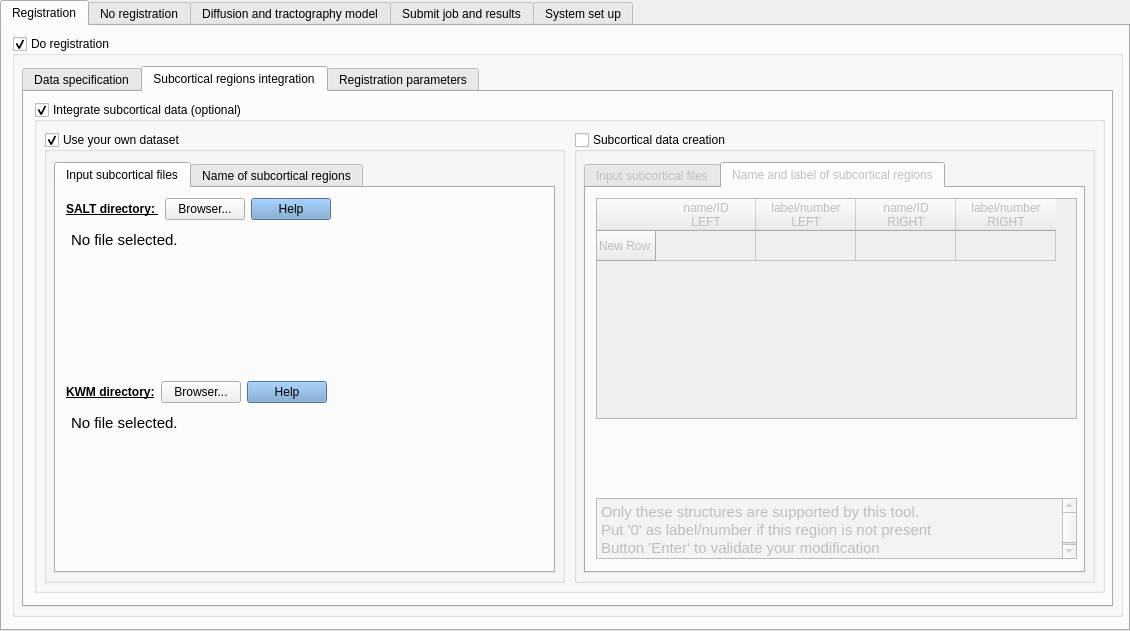
Old version of the form interface_tab.ui in the repository elodiepiot/CONTINUITY_all.
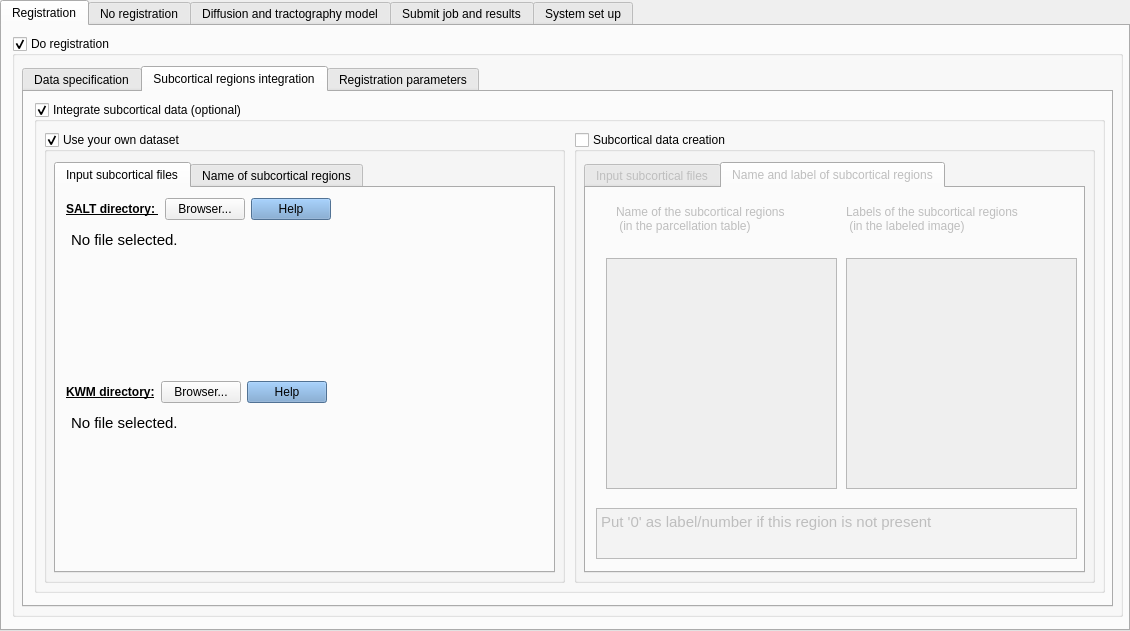
New version of the form. The open tabs and pages were chosen to show the change.

What changed in the file:
```diff
--- a/interface_tab.ui
+++ b/interface_tab.ui
@@ -1343,80 +1343,13 @@
           <attribute name="title">
            <string>Name and label of subcortical regions</string>
           </attribute>
-          <widget class="QTableWidget" name="table_sc_regions_tableWidget">
-           <property name="geometry">
-            <rect>
-             <x>10</x>
-             <y>10</y>
-             <width>481</width>
-             <height>221</height>
-            </rect>
-           </property>
-           <row>
-            <property name="text">
-             <string>New Row</string>
-            </property>
-           </row>
-           <column>
-            <property name="text">
-             <string>name/ID
-LEFT</string>
-            </property>
-            <property name="background">
-             <color>
-              <red>144</red>
-              <green>0</green>
-              <blue>0</blue>
-             </color>
-            </property>
-           </column>
-           <column>
-            <property name="text">
-             <string>label/number 
-LEFT</string>
-            </property>
-            <property name="background">
-             <color>
-              <red>144</red>
-              <green>0</green>
-              <blue>0</blue>
-             </color>
-            </property>
-           </column>
-           <column>
-            <property name="text">
-             <string>name/ID 
-RIGHT</string>
-            </property>
-            <property name="background">
-             <color>
-              <red>0</red>
-              <green>144</green>
-              <blue>144</blue>
-             </color>
-            </property>
-           </column>
-           <column>
-            <property name="text">
-             <string>label/number 
-RIGHT</string>
-            </property>
-            <property name="background">
-             <color>
-              <red>0</red>
-              <green>144</green>
-              <blue>144</blue>
-             </color>
-            </property>
-           </column>
-          </widget>
           <widget class="QTextEdit" name="color_sc_textEdit_3">
            <property name="geometry">
             <rect>
              <x>10</x>
-             <y>310</y>
+             <y>320</y>
              <width>481</width>
-             <height>61</height>
+             <height>51</height>
             </rect>
            </property>
            <property name="autoFillBackground">
@@ -1435,9 +1368,7 @@
 &lt;html&gt;&lt;head&gt;&lt;meta name=&quot;qrichtext&quot; content=&quot;1&quot; /&gt;&lt;style type=&quot;text/css&quot;&gt;
 p, li { white-space: pre-wrap; }
 &lt;/style&gt;&lt;/head&gt;&lt;body style=&quot; font-family:'Ubuntu'; font-size:11pt; font-weight:400; font-style:normal;&quot;&gt;
-&lt;p style=&quot; margin-top:0px; margin-bottom:0px; margin-left:0px; margin-right:0px; -qt-block-indent:0; text-indent:0px;&quot;&gt;Only these structures are supported by this tool.&lt;/p&gt;
-&lt;p style=&quot; margin-top:0px; margin-bottom:0px; margin-left:0px; margin-right:0px; -qt-block-indent:0; text-indent:0px;&quot;&gt;Put '0' as label/number if this region is not present&lt;/p&gt;
-&lt;p style=&quot; margin-top:0px; margin-bottom:0px; margin-left:0px; margin-right:0px; -qt-block-indent:0; text-indent:0px;&quot;&gt;Button 'Enter' to validate your modification&lt;/p&gt;&lt;/body&gt;&lt;/html&gt;</string>
+&lt;p style=&quot; margin-top:0px; margin-bottom:0px; margin-left:0px; margin-right:0px; -qt-block-indent:0; text-indent:0px;&quot;&gt;Put '0' as label/number if this region is not present&lt;/p&gt;&lt;/body&gt;&lt;/html&gt;</string>
            </property>
           </widget>
           <widget class="QTextEdit" name="check_table">
@@ -1465,6 +1396,54 @@
 &lt;p style=&quot;-qt-paragraph-type:empty; margin-top:0px; margin-bottom:0px; margin-left:0px; margin-right:0px; -qt-block-indent:0; text-indent:0px;&quot;&gt;&lt;br /&gt;&lt;/p&gt;&lt;/body&gt;&lt;/html&gt;</string>
            </property>
           </widget>
+          <widget class="QListWidget" name="listWidget">
+           <property name="geometry">
+            <rect>
+             <x>20</x>
+             <y>70</y>
+             <width>231</width>
+             <height>231</height>
+            </rect>
+           </property>
+          </widget>
+          <widget class="QListWidget" name="listWidget_2">
+           <property name="geometry">
+            <rect>
+             <x>260</x>
+             <y>70</y>
+             <width>231</width>
+             <height>231</height>
+            </rect>
+           </property>
+          </widget>
+          <widget class="QLabel" name="label_4">
+           <property name="geometry">
+            <rect>
+             <x>30</x>
+             <y>10</y>
+             <width>221</width>
+             <height>41</height>
+            </rect>
+           </property>
+           <property name="text">
+            <string>Name of the subcortical regions 
+ (in the parcellation table)</string>
+           </property>
+          </widget>
+          <widget class="QLabel" name="label_24">
+           <property name="geometry">
+            <rect>
+             <x>260</x>
+             <y>10</y>
+             <width>221</width>
+             <height>41</height>
+            </rect>
+           </property>
+           <property name="text">
+            <string>Labels of the subcortical regions 
+ (in the labeled image)</string>
+           </property>
+          </widget>
          </widget>
         </widget>
        </widget>
```
Left out of the diff: 18 changed lines with no effect on the pictures.
